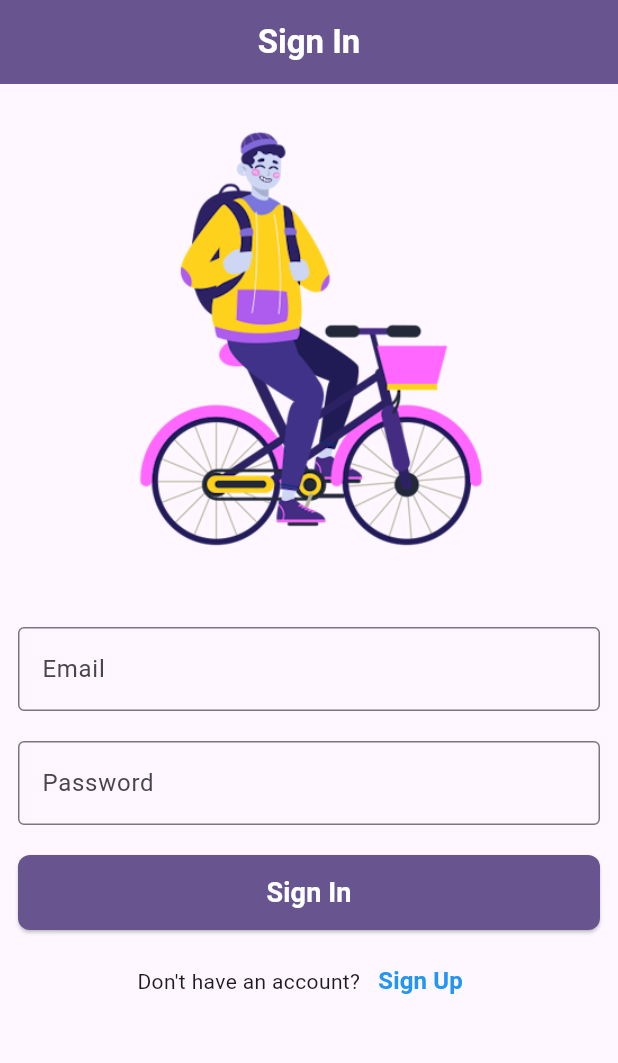
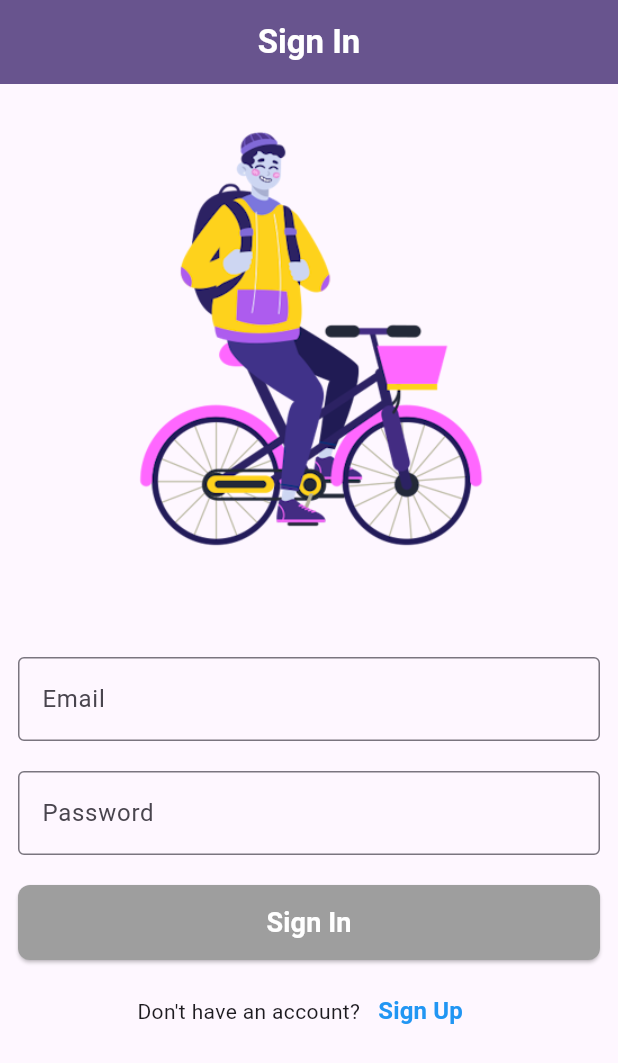
Before and after one commit to samiulislam09/travel-journal, a Flutter app: the screen it shows after launch, on a phone screen of 412 x 824 dp. Shown: the top 1063 px of the screen. Run offline on Flutter 3.47's test engine with Material 3 defaults, Android fonts, the phone set to English and light mode, and no system bars; our stand-ins replace bloc, email_validator, flutter_bloc.

Commit message:
added email and password validation in signin page

```diff
--- a/lib/main.dart
+++ b/lib/main.dart
@@ -1,4 +1,6 @@
 import 'package:flutter/material.dart';
+import 'package:flutter_bloc/flutter_bloc.dart';
+import 'package:travel_journal/screens/signin/bloc/sign_in_bloc.dart';
 import 'package:travel_journal/screens/signin/signin.dart';
 
 void main() {
@@ -18,7 +20,10 @@ class MyApp extends StatelessWidget {
         colorScheme: ColorScheme.fromSeed(seedColor: Colors.deepPurple),
         useMaterial3: true,
       ),
-      home: SignIn(),
+      home: BlocProvider(
+        create: (context) => SignInBloc(),
+        child: SignIn(),
+      ),
     );
   }
 }
--- /dev/null
+++ b/lib/screens/signin/bloc/sign_in_event.dart
@@ -0,0 +1,25 @@
+part of 'sign_in_bloc.dart';
+
+@immutable
+sealed class SignInEvent {}
+
+final class SignInInitial extends SignInEvent {}
+
+final class SignInButtonPressed extends SignInEvent {
+  final String email;
+  final String password;
+
+  SignInButtonPressed({required this.email, required this.password});
+}
+
+final class SignInInputChanged extends SignInEvent {
+  final String email;
+  final String password;
+
+  SignInInputChanged({required this.email, required this.password});
+}
+
+final class SignInPageSwitch extends SignInEvent {
+  final String pageName;
+  SignInPageSwitch({required this.pageName});
+}
--- /dev/null
+++ b/lib/screens/signin/bloc/sign_in_state.dart
@@ -0,0 +1,22 @@
+part of 'sign_in_bloc.dart';
+
+@immutable
+sealed class SignInState {}
+
+final class SignInInitialState extends SignInState {}
+
+class SignInValidState extends SignInState {}
+
+class SignInErrorState extends SignInState {
+  final String error;
+
+  SignInErrorState({required this.error});
+}
+
+class SignInLoadingState extends SignInState {}
+
+class SignInPageSwitchState extends SignInState {
+  final String pageName;
+
+  SignInPageSwitchState(this.pageName);
+}
--- a/lib/screens/signin/signin.dart
+++ b/lib/screens/signin/signin.dart
@@ -1,8 +1,13 @@
 import 'package:flutter/material.dart';
+import 'package:flutter_bloc/flutter_bloc.dart';
 import 'package:travel_journal/screens/home/home.dart';
+import 'package:travel_journal/screens/signin/bloc/sign_in_bloc.dart';
 
 class SignIn extends StatelessWidget {
-  const SignIn({super.key});
+  SignIn({super.key});
+
+  TextEditingController emailControoller = TextEditingController();
+  TextEditingController passwordControlller = TextEditingController();
 
   @override
   Widget build(BuildContext context) {
@@ -15,7 +20,8 @@ class SignIn extends StatelessWidget {
         ),
         centerTitle: true,
       ),
-      body: Center(
+      body: SingleChildScrollView(
+        child: Center(
           child: Column(
             children: [
               SizedBox(height: 20),
@@ -29,12 +35,39 @@ class SignIn extends StatelessWidget {
                 padding: const EdgeInsets.all(12),
                 child: Column(
                   children: [
+                    BlocBuilder<SignInBloc, SignInState>(
+                      builder: (context, state) {
+                        if (state is SignInErrorState) {
+                          return Text(
+                            state.error,
+                            style: TextStyle(color: Colors.red),
+                          );
+                        }
+                        return Container();
+                      },
+                    ),
+                    SizedBox(height: 20),
                     TextField(
+                      controller: emailControoller,
+                      onChanged: (val) {
+                        BlocProvider.of<SignInBloc>(context).add(
+                            SignInInputChanged(
+                                email: emailControoller.text,
+                                password: passwordControlller.text));
+                      },
                       decoration: const InputDecoration(
                           labelText: 'Email', border: OutlineInputBorder()),
                     ),
                     SizedBox(height: 20),
                     TextField(
+                      controller: passwordControlller,
+                      obscureText: true,
+                      onChanged: (val) {
+                        BlocProvider.of<SignInBloc>(context).add(
+                            SignInInputChanged(
+                                email: emailControoller.text,
+                                password: passwordControlller.text));
+                      },
                       decoration: const InputDecoration(
                           labelText: 'Password', border: OutlineInputBorder()),
                     ),
@@ -42,15 +75,25 @@ class SignIn extends StatelessWidget {
                     Container(
                       width: double.infinity,
                       height: 50,
-                  child: ElevatedButton(
+                      child: BlocBuilder<SignInBloc, SignInState>(
+                        builder: (context, state) {
+                          return BlocBuilder<SignInBloc, SignInState>(
+                            builder: (context, state) {
+                              if (state is SignInLoadingState) {
+                                return Center(
+                                    child: const CircularProgressIndicator());
+                              }
+                              return ElevatedButton(
                                 onPressed: () {
-                      Navigator.push(
-                        context,
-                        MaterialPageRoute(builder: (context) => HomeScreen()),
-                      );
+                                  BlocProvider.of<SignInBloc>(context).add(
+                                      SignInButtonPressed(
+                                          email: emailControoller.text,
+                                          password: passwordControlller.text));
                                 },
                                 style: ElevatedButton.styleFrom(
-                      backgroundColor: Theme.of(context).colorScheme.primary,
+                                  backgroundColor: (state is SignInValidState)
+                                      ? Theme.of(context).colorScheme.primary
+                                      : Colors.grey,
                                   shape: RoundedRectangleBorder(
                                     borderRadius: BorderRadius.circular(8),
                                   ),
@@ -62,6 +105,10 @@ class SignIn extends StatelessWidget {
                                       fontWeight: FontWeight.bold,
                                       fontSize: 18),
                                 ),
+                              );
+                            },
+                          );
+                        },
                       ),
                     ),
                     SizedBox(height: 10),
@@ -85,7 +132,9 @@ class SignIn extends StatelessWidget {
                 ),
               ),
             ],
-      )),
+          ),
+        ),
+      ),
     );
   }
 }
--- a/pubspec.yaml
+++ b/pubspec.yaml
@@ -31,6 +31,7 @@ dependencies:
   flutter:
     sdk: flutter
   flutter_bloc: ^8.1.6
+  email_validator: ^3.0.0
 
   # The following adds the Cupertino Icons font to your application.
   # Use with the CupertinoIcons class for iOS style icons.
```
Also changed, not shown: lib/screens/signin/bloc/sign_in_bloc.dart (added, +30 -0 lines), pubspec.lock. Lines whose indentation alone changed are shown as unchanged.
